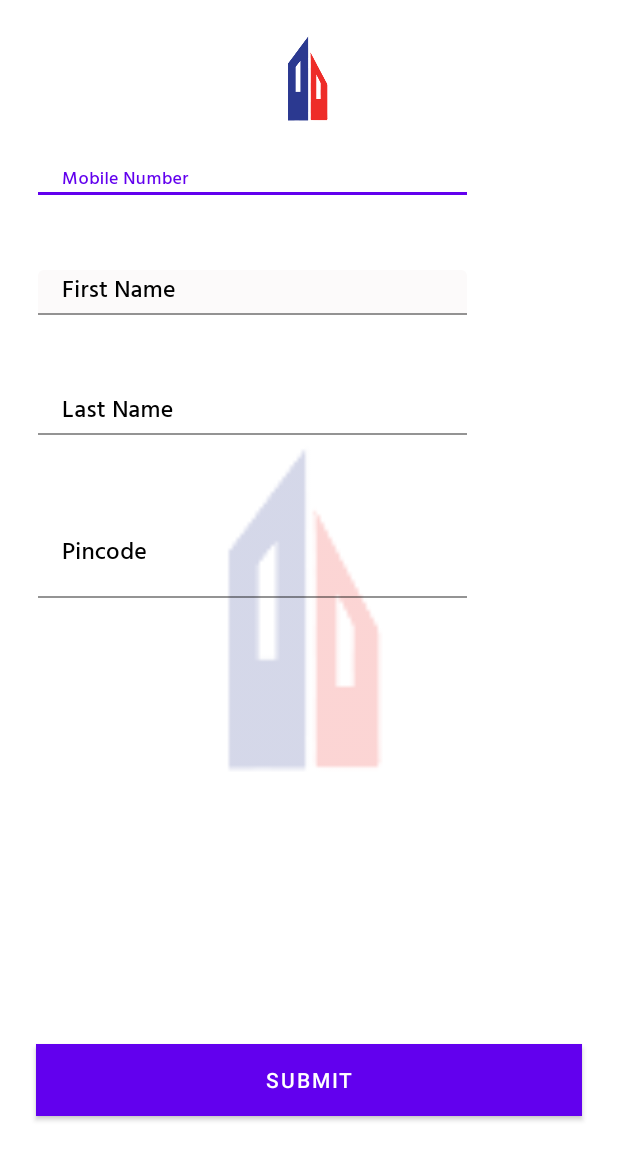
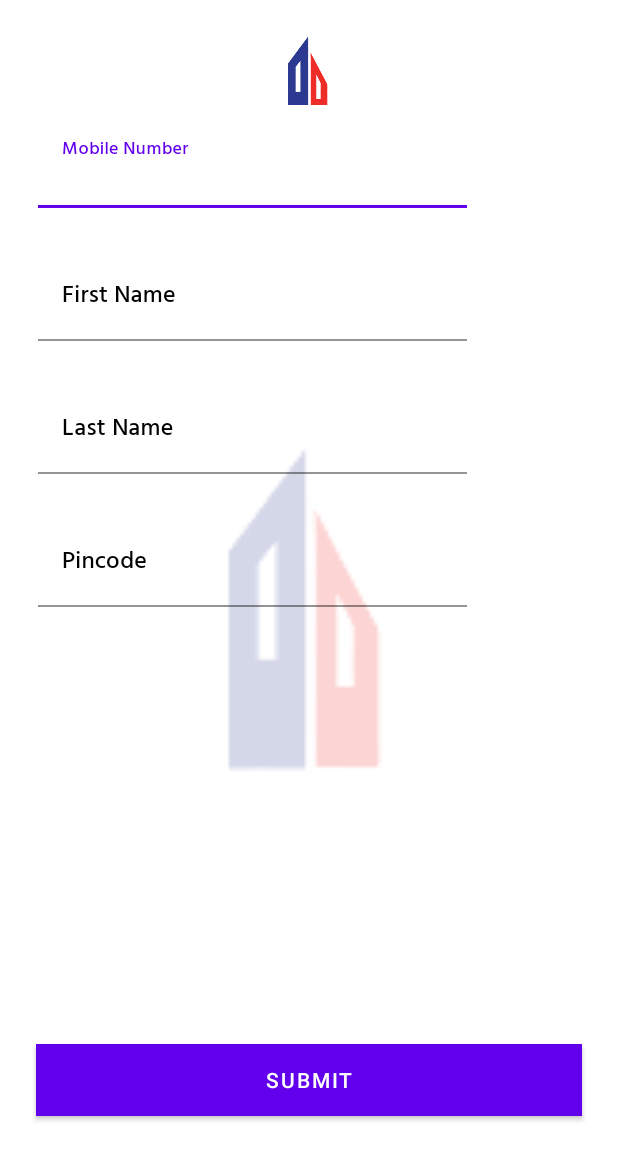
Before and after one commit to sidpug/Hytone, an Android app: the Form screen opened directly, with no data from a screen before it, on a phone screen of 412 x 824 dp. Shown: the top 1160 px of the screen. Run offline under Robolectric (Android 15) with nearby library versions, the phone set to English and light mode, and no system bars.

Commit message:
Second one

```diff
--- a/app/src/main/java/com/finance/hytone/SplashPermission.java
+++ b/app/src/main/java/com/finance/hytone/SplashPermission.java
@@ -49,6 +49,7 @@ public class SplashPermission extends AppCompatActivity {
                 Helper.putAccepted(SplashPermission.this, true);
                 if (Permission.checkAllPermissions(SplashPermission.this)) {
                     startActivity(new Intent(SplashPermission.this, MainActivity.class));
+                    finish();
                 } else
                     Permission.permission(SplashPermission.this);
             }
@@ -59,7 +60,7 @@ public class SplashPermission extends AppCompatActivity {
         img.add(R.drawable.sms);
         title.add("Sms");
         subtitle.add("Read and receive SMS to understand\n" +
-                "your income and spending patters for\n" +
+                "your income and spending patterns for\n" +
                 "determining your credit limit");
         img.add(R.drawable.location);
         title.add("Location");
@@ -103,6 +104,7 @@ public class SplashPermission extends AppCompatActivity {
                 Toast.makeText(SplashPermission.this, "All permission GRANTED", Toast.LENGTH_SHORT).show();
                 Log.e("log_case2", "GRANTED!");
                     startActivity(new Intent(SplashPermission.this,MainActivity.class));
+                    finish();
 
             } else {
                 // permission denied, boo! Disable the
--- a/app/src/main/res/layout/activity_form.xml
+++ b/app/src/main/res/layout/activity_form.xml
@@ -37,7 +37,7 @@
     <LinearLayout
         android:layout_width="match_parent"
         android:layout_height="wrap_content"
-        android:layout_marginTop="60dp"
+        android:layout_marginTop="40dp"
         android:orientation="vertical"
         android:layout_marginStart="10dp"
         app:layout_constraintBottom_toBottomOf="parent"
@@ -49,10 +49,10 @@
 
         <com.google.android.material.textfield.TextInputLayout
             android:layout_width="match_parent"
-            android:layout_height="50dp"
+            android:layout_height="wrap_content"
             android:layout_marginTop="30dp"
             android:layout_marginStart="5dp"
-            android:background="#00000000"
+            android:background="@color/white"
             android:textColorHint="@color/black">
 
             <com.google.android.material.textfield.TextInputEditText
@@ -60,7 +60,7 @@
                 android:layout_width="286dp"
                 android:layout_height="wrap_content"
                 android:layout_margin="10dp"
-                android:background="#00000000"
+                android:background="@color/white"
                 android:fontFamily="@font/hind_medium"
                 android:hint="@string/mobile_number"
                 android:maxLength="10"
@@ -71,17 +71,18 @@
 
         <com.google.android.material.textfield.TextInputLayout
             android:layout_width="match_parent"
-            android:layout_height="50dp"
-            android:layout_marginTop="30dp"
+            android:layout_height="wrap_content"
+            android:layout_marginTop="10dp"
             android:layout_marginStart="5dp"
             android:textColorHint="@color/black"
-            app:boxBackgroundColor="@color/white">
+            >
 
             <com.google.android.material.textfield.TextInputEditText
                 android:id="@+id/editTextName"
                 android:layout_width="286dp"
                 android:layout_height="wrap_content"
                 android:layout_margin="10dp"
+                android:background="@android:color/transparent"
                 android:fontFamily="@font/hind_medium"
                 android:hint="@string/first_name"
                 android:inputType="textPersonName|text"
@@ -91,10 +92,9 @@
 
         <com.google.android.material.textfield.TextInputLayout
             android:layout_width="match_parent"
-            android:layout_height="50dp"
-            android:layout_marginTop="30dp"
+            android:layout_height="wrap_content"
+            android:layout_marginTop="10dp"
             android:layout_marginStart="5dp"
-            android:background="#00000000"
             android:textColorHint="@color/black">
 
             <com.google.android.material.textfield.TextInputEditText
@@ -102,7 +102,7 @@
                 android:layout_width="286dp"
                 android:layout_height="wrap_content"
                 android:layout_margin="10dp"
-                android:background="#00000000"
+                android:background="@android:color/transparent"
                 android:fontFamily="@font/hind_medium"
                 android:hint="@string/last_name"
                 android:inputType="textPersonName"
@@ -113,18 +113,18 @@
         <com.google.android.material.textfield.TextInputLayout
             android:layout_width="match_parent"
             android:layout_height="wrap_content"
-            android:layout_marginTop="30dp"
-            android:background="#00000000"
+            android:layout_marginTop="10dp"
+            android:background="@android:color/transparent"
             android:layout_marginStart="5dp"
             android:textColorHint="@color/black"
-            app:boxBackgroundColor="@color/white">
+            >
 
             <com.google.android.material.textfield.TextInputEditText
                 android:id="@+id/editTextpincode"
                 android:layout_width="286dp"
                 android:layout_height="wrap_content"
                 android:layout_margin="10dp"
-                android:background="#00000000"
+                android:background="@android:color/transparent"
                 android:fontFamily="@font/hind_medium"
                 android:hint="@string/Pincode"
                 android:inputType="number"
--- a/app/src/main/res/layout/activity_main.xml
+++ b/app/src/main/res/layout/activity_main.xml
@@ -69,7 +69,7 @@
         app:layout_constraintEnd_toEndOf="parent"
         app:layout_constraintStart_toStartOf="parent"
         app:shapeAppearance="@style/Widget.MaterialComponents.Button.TextButton"
-        tools:visibility="invisible" />
+         />
 
     <Button
         android:id="@+id/sign_in_google"
--- a/app/src/main/res/values/colors.xml
+++ b/app/src/main/res/values/colors.xml
@@ -3,7 +3,7 @@
     <color name="colorPrimary">#6200EE</color>
     <color name="colorPrimaryDark">#3700B3</color>
     <color name="colorAccent">#03DAC5</color>
-    <color name="white">#FCFAFA</color>
+    <color name="white">#FFFFFF</color>
     <color name="black">#000000</color>
     <color name="dark_grey">#A9A9A9</color>
 </resources>
```
Also changed, not shown: app/src/main/java/com/finance/hytone/MainActivity.java (+27 -10 lines).
